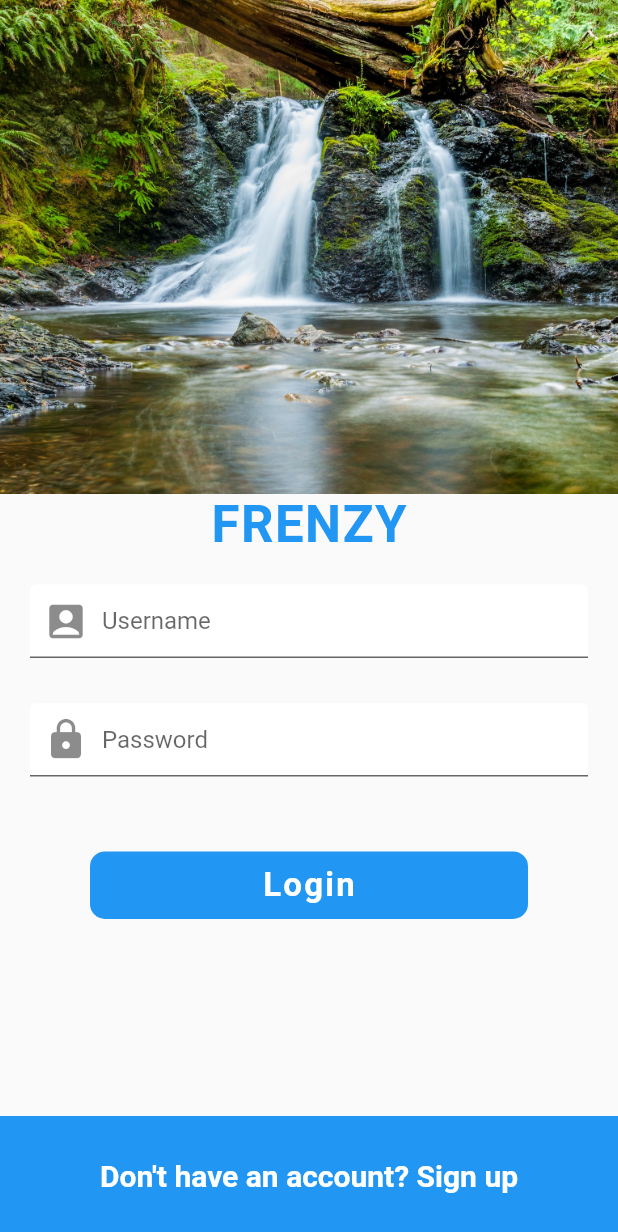
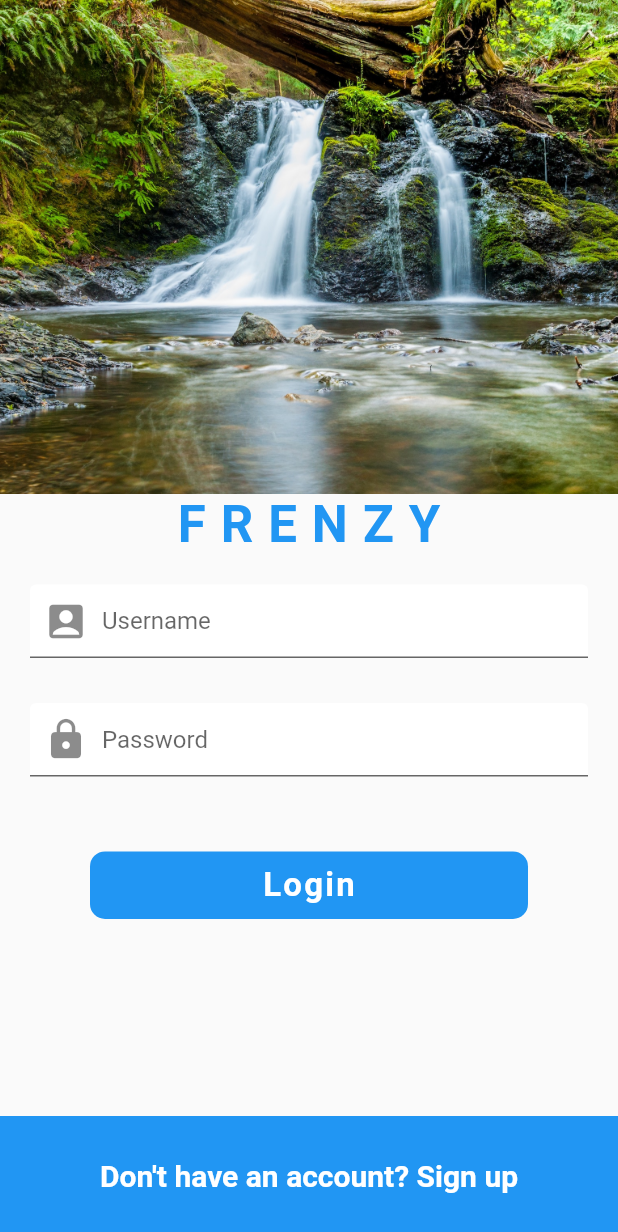
Before and after one commit to PauloSTDev/flutter_social_ui, a Flutter app: the screen it shows after launch, on a phone screen of 412 x 824 dp. Shown: the top 1232 px of the screen. Run offline on Flutter 3.47's test engine with Material 2 defaults, Android fonts, the phone set to English and light mode, and no system bars.

Commit message:
Cria curve_clipper.dart e adiciona em login_screen.dart

```diff
--- a/lib/screens/login_screen.dart
+++ b/lib/screens/login_screen.dart
@@ -1,4 +1,5 @@
 import 'package:flutter/material.dart';
+import 'package:flutter_social_ui/widgets/curve_clipper.dart';
 
 class LoginScreen extends StatefulWidget {
   @override
@@ -14,13 +15,16 @@ class _LoginScreenState extends State<LoginScreen> {
           height: MediaQuery.of(context).size.height,
           child: Column(
             children: [
-              Image(
-                height: MediaQuery.of(context).size.height / 2.5,
-                width: double.infinity,
-                image: AssetImage(
-                  "assets/images/login_background.jpg",
+              ClipPath(
+                clipper: CurveClipper(),
+                child: Image(
+                  height: MediaQuery.of(context).size.height / 2.5,
+                  width: double.infinity,
+                  image: AssetImage(
+                    "assets/images/login_background.jpg",
+                  ),
+                  fit: BoxFit.cover,
                 ),
-                fit: BoxFit.cover,
               ),
               Text(
                 "FRENZY",
@@ -28,7 +32,7 @@ class _LoginScreenState extends State<LoginScreen> {
                     color: Theme.of(context).primaryColor,
                     fontSize: 34.0,
                     fontWeight: FontWeight.bold,
-                    letterSpacing: 1.0),
+                    letterSpacing: 10.0),
               ),
               SizedBox(
                 height: 10.0,
--- /dev/null
+++ b/lib/widgets/curve_clipper.dart
@@ -0,0 +1,14 @@
+import 'package:flutter/material.dart';
+
+class CurveClipper extends CustomClipper<Path>{
+  @override
+  Path getClip(Size size) {
+    return null;
+  }
+
+  @override
+  bool shouldReclip(covariant CustomClipper<Path> oldClipper) {
+    return false;
+  }
+
+}
```
Also changed, not shown: pubspec.lock.
